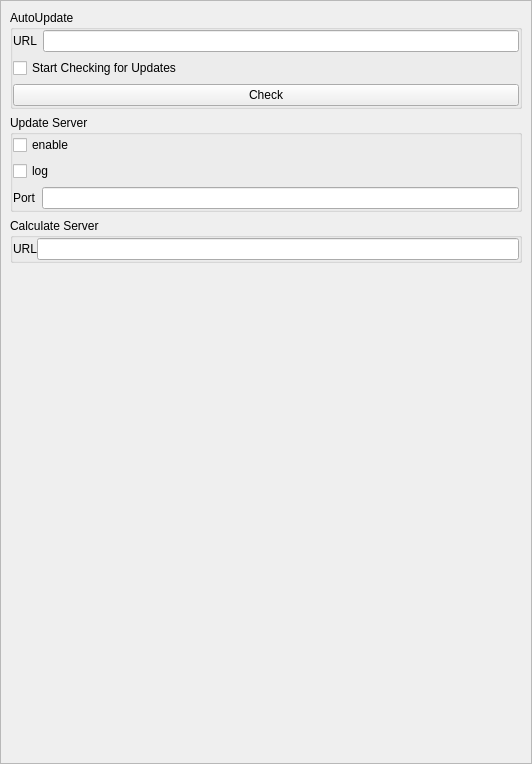
MRsoymilk/MySerial, file src/form/setting/formsetting.ui: the form before one commit.
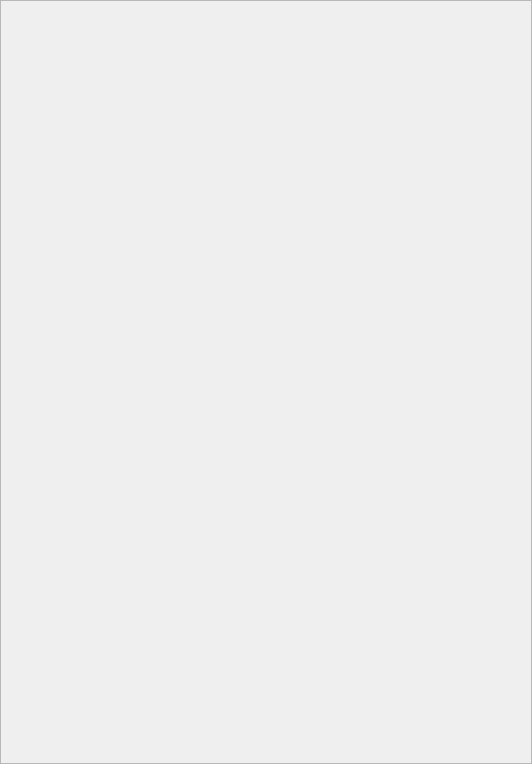
The form after the commit.

Commit message: split setting to AutoUpdate, Calculate, ExternalControl

Diff of the .ui file:
```diff
--- a/src/form/setting/formsetting.ui
+++ b/src/form/setting/formsetting.ui
@@ -42,153 +42,7 @@
       </property>
       <layout class="QVBoxLayout" name="verticalLayout">
        <item>
-        <widget class="QGroupBox" name="groupBoxAutoUpdate">
-         <property name="title">
-          <string>AutoUpdate</string>
-         </property>
-         <layout class="QGridLayout" name="gridLayout_2">
-          <property name="leftMargin">
-           <number>0</number>
-          </property>
-          <property name="topMargin">
-           <number>0</number>
-          </property>
-          <property name="rightMargin">
-           <number>0</number>
-          </property>
-          <property name="bottomMargin">
-           <number>0</number>
-          </property>
-          <item row="0" column="0">
-           <layout class="QFormLayout" name="formLayout">
-            <item row="0" column="0">
-             <widget class="QLabel" name="labelURL">
-              <property name="text">
-               <string>URL</string>
-              </property>
-             </widget>
-            </item>
-            <item row="0" column="1">
-             <widget class="QLineEdit" name="lineEditURL"/>
-            </item>
-           </layout>
-          </item>
-          <item row="1" column="0">
-           <widget class="QCheckBox" name="checkBoxCheckUpdates">
-            <property name="text">
-             <string>Start Checking for Updates</string>
-            </property>
-           </widget>
-          </item>
-          <item row="2" column="0">
-           <widget class="QPushButton" name="btnCheck">
-            <property name="text">
-             <string>Check</string>
-            </property>
-           </widget>
-          </item>
-         </layout>
-        </widget>
-       </item>
-       <item>
-        <widget class="QGroupBox" name="groupBoxServer">
-         <property name="title">
-          <string>Update Server</string>
-         </property>
-         <layout class="QGridLayout" name="gridLayout_3">
-          <property name="leftMargin">
-           <number>0</number>
-          </property>
-          <property name="topMargin">
-           <number>0</number>
-          </property>
-          <property name="rightMargin">
-           <number>0</number>
-          </property>
-          <property name="bottomMargin">
-           <number>0</number>
-          </property>
-          <item row="2" column="0">
-           <layout class="QHBoxLayout" name="horizontalLayout">
-            <item>
-             <widget class="QLabel" name="labelPort">
-              <property name="text">
-               <string>Port</string>
-              </property>
-             </widget>
-            </item>
-            <item>
-             <widget class="QLineEdit" name="lineEditPort"/>
-            </item>
-           </layout>
-          </item>
-          <item row="0" column="0">
-           <widget class="QCheckBox" name="checkBoxEnable">
-            <property name="text">
-             <string>enable</string>
-            </property>
-           </widget>
-          </item>
-          <item row="1" column="0">
-           <widget class="QCheckBox" name="checkBoxLog">
-            <property name="text">
-             <string>log</string>
-            </property>
-           </widget>
-          </item>
-         </layout>
-        </widget>
-       </item>
-       <item>
-        <widget class="QGroupBox" name="groupBox">
-         <property name="title">
-          <string>Calculate Server</string>
-         </property>
-         <layout class="QGridLayout" name="gridLayout_4">
-          <property name="leftMargin">
-           <number>0</number>
-          </property>
-          <property name="topMargin">
-           <number>0</number>
-          </property>
-          <property name="rightMargin">
-           <number>0</number>
-          </property>
-          <property name="bottomMargin">
-           <number>0</number>
-          </property>
-          <property name="spacing">
-           <number>0</number>
-          </property>
-          <item row="0" column="0">
-           <layout class="QHBoxLayout" name="hLayCalculateServer">
-            <item>
-             <widget class="QLabel" name="labelCalculateURL">
-              <property name="text">
-               <string>URL</string>
-              </property>
-             </widget>
-            </item>
-            <item>
-             <widget class="QLineEdit" name="lineEditCalculateURL"/>
-            </item>
-           </layout>
-          </item>
-         </layout>
-        </widget>
-       </item>
-       <item>
-        <spacer name="verticalSpacer">
-         <property name="orientation">
-          <enum>Qt::Orientation::Vertical</enum>
-         </property>
-         <property name="sizeHint" stdset="0">
-          <size>
-           <width>20</width>
-           <height>40</height>
-          </size>
-         </property>
-        </spacer>
+        <layout class="QVBoxLayout" name="vLay"/>
        </item>
       </layout>
      </widget>
```
The commit also changes 16 other files.
